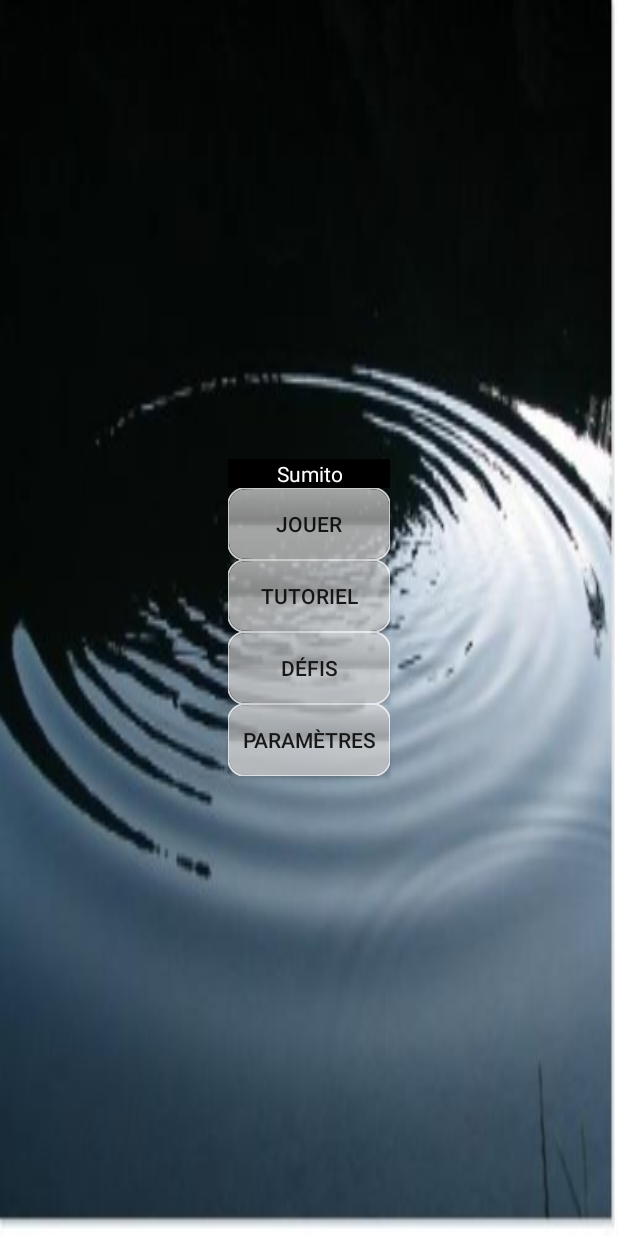
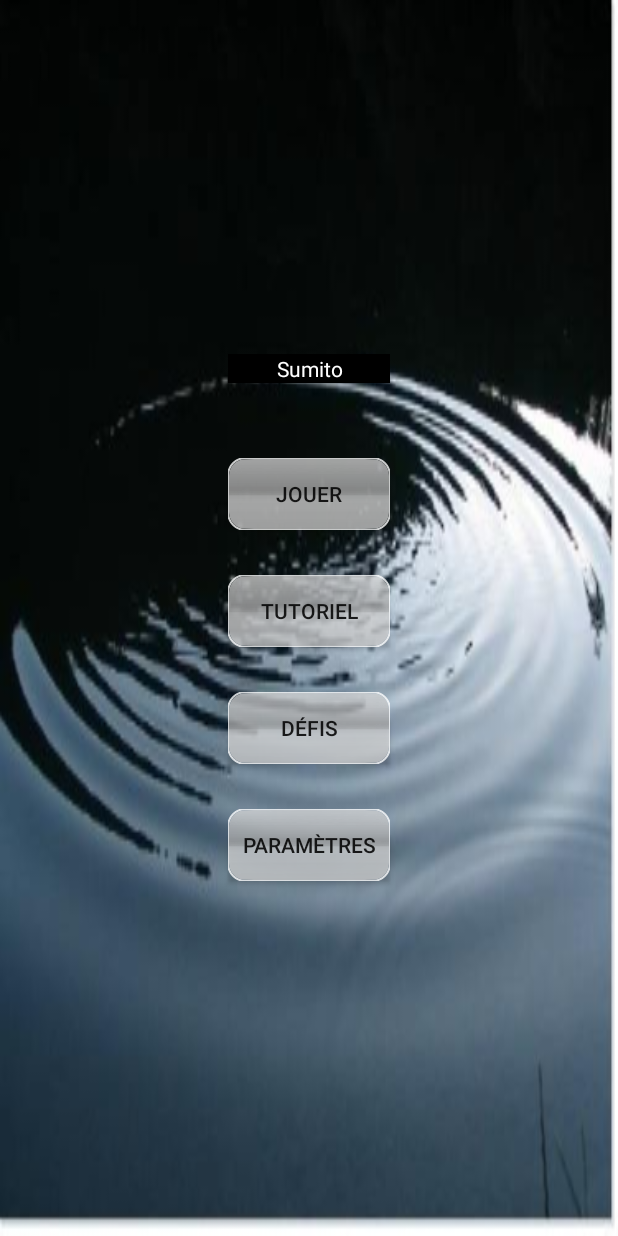
Before and after one commit to cbeausei/Sumito, an Android app: the layout menu_principal.xml on its own in the app's theme, with its tools: preview values and no code run, on a phone screen of 412 x 824 dp. Run offline under Robolectric (Android 15) with nearby library versions, the phone set to English and light mode, and no system bars.

Commit message:
V1 menu principal

```diff
--- a/app/src/main/res/layout/menu_principal.xml
+++ b/app/src/main/res/layout/menu_principal.xml
@@ -21,7 +21,8 @@
         android:layout_centerInParent="true"
         android:layout_alignLeft="@+id/buttonparam"
         android:layout_alignRight="@+id/buttonparam"
-        android:layout_alignStart="@+id/buttonparam"/>
+        android:layout_alignStart="@+id/buttonparam"
+        android:layout_marginBottom="50dip"/>
     <Button
         android:id="@+id/nouvellepartie"
         android:layout_width="wrap_content"
@@ -29,12 +30,13 @@
         android:text="@string/Jouer"
         android:background="@drawable/bouton"
 
+        android:layout_marginBottom="30dip"
         android:layout_above="@+id/tutoriel"
-
         android:layout_centerInParent="true"
         android:layout_alignLeft="@+id/buttonparam"
         android:layout_alignRight="@+id/buttonparam"
-        android:layout_alignStart="@+id/buttonparam"/>
+        android:layout_alignStart="@+id/buttonparam"
+        />
 
 
     <Button
@@ -43,6 +45,8 @@
         android:layout_height="wrap_content"
         android:text="@string/Tutoriel"
         android:layout_above="@+id/defis"
+
+        android:layout_marginBottom="30dip"
         android:layout_centerHorizontal="true"
         android:layout_alignLeft="@+id/buttonparam"
         android:layout_alignRight="@+id/buttonparam"
@@ -54,6 +58,8 @@
         android:layout_width="wrap_content"
         android:layout_height="wrap_content"
         android:text="@string/Défis"
+
+        android:layout_marginBottom="30dip"
         android:layout_above="@+id/buttonparam"
         android:layout_alignLeft="@+id/buttonparam"
         android:layout_alignRight="@+id/buttonparam"
```
